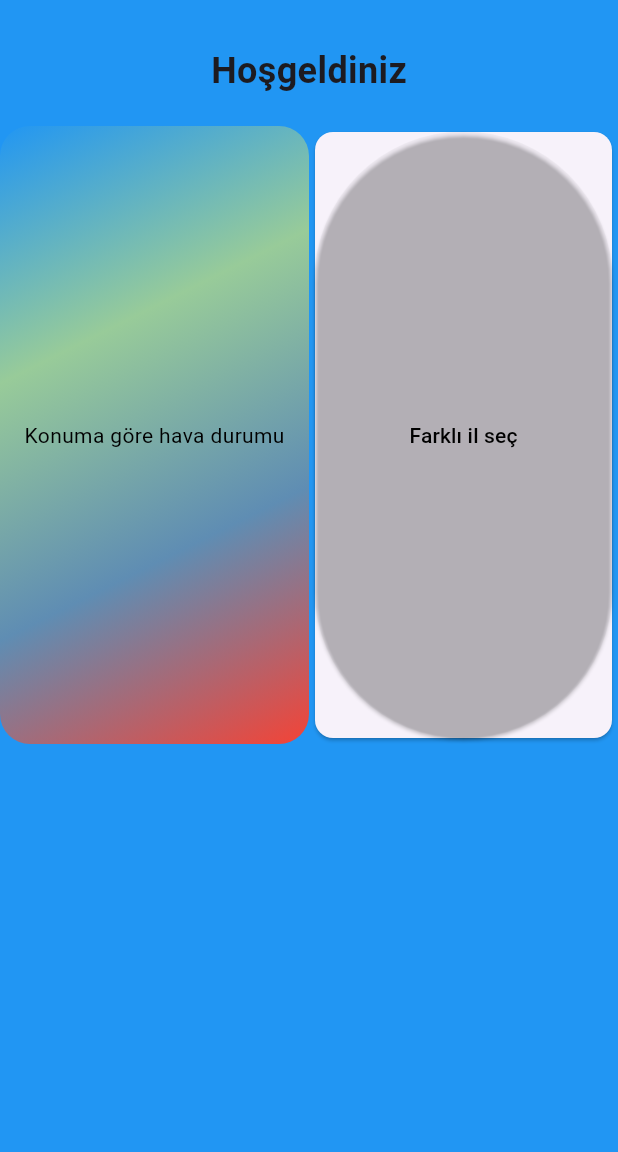
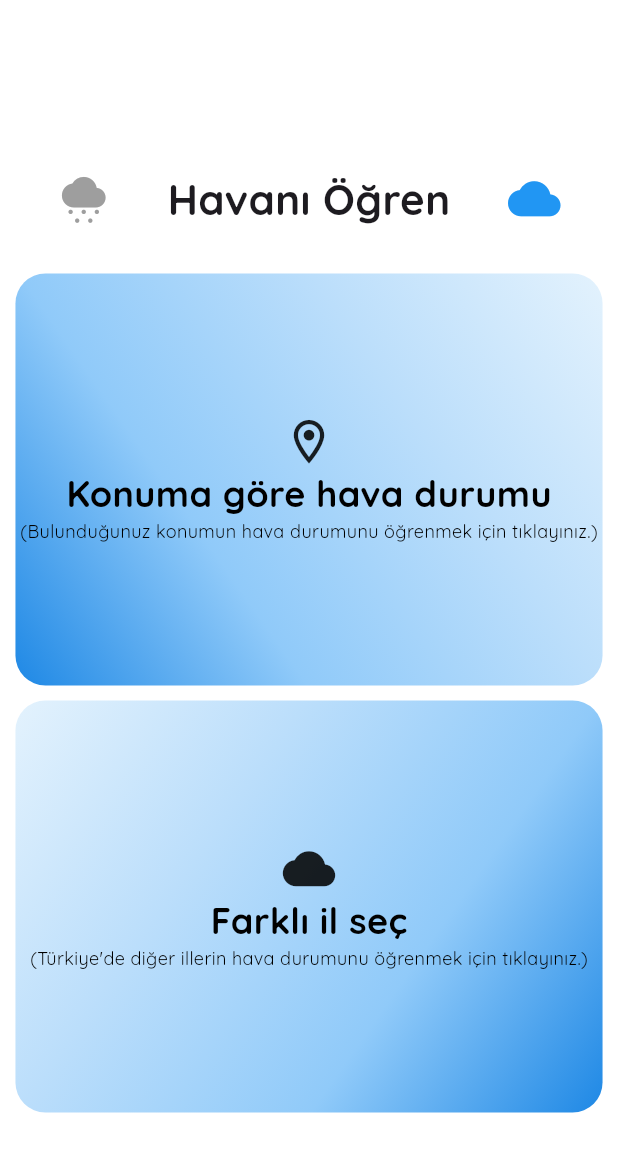
Before and after one commit to yusufgokhankuyu/Weather_App_Flutter, a Flutter app: the screen it shows after launch, on a phone screen of 412 x 824 dp. Shown: the top 1152 px of the screen. Run offline on Flutter 3.47's test engine with Material 3 defaults, Android fonts, the phone set to English and light mode, and no system bars; our stand-ins replace animated_splash_screen, geocoding, geolocator, google_fonts, lottie.

Commit message:
Location Screen redesigned

```diff
--- a/lib/main.dart
+++ b/lib/main.dart
@@ -1,5 +1,6 @@
 import 'package:animated_splash_screen/animated_splash_screen.dart';
 import 'package:flutter/material.dart';
+import 'package:google_fonts/google_fonts.dart';
 import 'package:lottie/lottie.dart';
 import 'package:weather_app/screens/location.dart';
 import 'package:weather_app/screens/welcome_page.dart';
@@ -41,13 +42,11 @@ class _MyHomePageState extends State<MyHomePage> {
             'assets/splashScreen.json',
             //'https://assets5.lottiefiles.com/packages/lf20_KMqzGr.json',
           ),
-          Text(
-            'Hava Nasıl',
-            style: TextStyle(fontSize: 50, color: Colors.black),
-          ),
+          Text('WhatTheWeather',
+              style: GoogleFonts.quicksand(fontSize: 50, color: Colors.black)),
           Text(
             'Hava Durumunu Öğren',
-            style: TextStyle(fontSize: 16, color: Colors.black),
+            style: GoogleFonts.quicksand(fontSize: 16, color: Colors.black),
           ),
         ],
       ),
--- a/lib/screens/location.dart
+++ b/lib/screens/location.dart
@@ -1,6 +1,7 @@
 import 'package:flutter/material.dart';
 import 'package:geocoding/geocoding.dart';
 import 'package:geolocator/geolocator.dart';
+import 'package:google_fonts/google_fonts.dart';
 import 'package:weather_app/constants/constants.dart';
 import 'package:weather_app/screens/home_screen.dart';
 import 'package:weather_app/screens/welcome_page.dart';
@@ -25,59 +26,126 @@ class _LocationPageState extends State<LocationPage> {
       // ),
       body: Container(
         width: MediaQuery.of(context).size.width,
-        color: Colors.blue,
+        color: Colors.white,
         child: Column(
-          mainAxisAlignment: MainAxisAlignment.start,
+          mainAxisAlignment: MainAxisAlignment.center,
           children: [
-            SizedBox(
+            const SizedBox(
               height: 30,
             ),
+            Row(
+              mainAxisAlignment: MainAxisAlignment.spaceEvenly,
+              children: [
+                const Icon(
+                  Icons.cloudy_snowing,
+                  color: Colors.grey,
+                  size: 35,
+                ),
                 Text(
-              "Hoşgeldiniz",
-              style: TextStyle(fontSize: 24, fontWeight: FontWeight.bold),
+                  "Havanı Öğren",
+                  style: GoogleFonts.quicksand(
+                      fontSize: 28, fontWeight: FontWeight.bold),
                 ),
-            SizedBox(height: 20),
-            Row(
+                const Icon(Icons.cloud, color: Colors.blue, size: 35),
+              ],
+            ),
+            const SizedBox(height: 30),
+            Column(
               children: [
-                Container(
+                InkWell(
+                  onTap: () {
+                    getLocation();
+                  },
+                  child: Container(
                     alignment: Alignment.center,
                     decoration: BoxDecoration(
                       borderRadius: BorderRadius.circular(20),
-                    gradient: const LinearGradient(
+                      gradient: LinearGradient(
                         colors: [
-                        Colors.blue,
-                        Color.fromARGB(255, 152, 203, 153),
-                        Color.fromARGB(255, 95, 141, 179),
-                        Colors.red
+                          Colors.blue.shade50,
+                          Colors.blue.shade100,
+                          Colors.blue.shade200,
+                          Colors.blue.shade600
+                        ], // Gradient renkleri
+                        begin: Alignment.topRight, // Başlangıç noktası
+                        end: Alignment.bottomLeft, // Bitiş noktası
+                      ),
+                    ),
+                    height: MediaQuery.of(context).size.height / 3,
+                    width: MediaQuery.of(context).size.width * 0.95,
+                    child: Column(
+                      mainAxisAlignment: MainAxisAlignment.center,
+                      children: [
+                        const Icon(
+                          Icons.location_on_outlined,
+                          size: 35,
+                        ),
+                        Text(
+                          "Konuma göre hava durumu",
+                          style: GoogleFonts.quicksand(
+                              color: Colors.black,
+                              fontSize: 24,
+                              fontWeight: FontWeight.bold),
+                        ),
+                        Text(
+                          "(Bulunduğunuz konumun hava durumunu öğrenmek için tıklayınız.)",
+                          style: GoogleFonts.quicksand(
+                            color: Colors.black,
+                            fontSize: 12,
+                          ),
+                        ),
+                      ],
+                    ),
+                  ),
+                ),
+                const SizedBox(
+                  height: 10,
+                ),
+                InkWell(
+                  onTap: () {
+                    Navigator.push(
+                      context,
+                      MaterialPageRoute(
+                          builder: (context) => const WelcomePage()),
+                    );
+                  },
+                  child: Container(
+                    alignment: Alignment.center,
+                    decoration: BoxDecoration(
+                      borderRadius: BorderRadius.circular(20),
+                      gradient: LinearGradient(
+                        colors: [
+                          Colors.blue.shade50,
+                          Colors.blue.shade100,
+                          Colors.blue.shade200,
+                          Colors.blue.shade600
                         ], // Gradient renkleri
                         begin: Alignment.topLeft, // Başlangıç noktası
                         end: Alignment.bottomRight, // Bitiş noktası
                       ),
                     ),
-                  height: MediaQuery.of(context).size.height / 2,
-                  width: MediaQuery.of(context).size.width / 2,
-                  child: const Text(
-                    "Konuma göre hava durumu",
-                    style: TextStyle(color: Colors.black),
+                    height: MediaQuery.of(context).size.height / 3,
+                    width: MediaQuery.of(context).size.width * 0.95,
+                    child: Column(
+                      mainAxisAlignment: MainAxisAlignment.center,
+                      children: [
+                        const Icon(
+                          Icons.cloud_sharp,
+                          size: 35,
+                        ),
+                        Text("Farklı il seç",
+                            style: GoogleFonts.quicksand(
+                                fontSize: 24,
+                                fontWeight: FontWeight.bold,
+                                color: Colors.black)),
+                        Text(
+                          "(Türkiye'de diğer illerin hava durumunu öğrenmek için tıklayınız.)",
+                          style: GoogleFonts.quicksand(
+                            color: Colors.black,
+                            fontSize: 12,
                           ),
                         ),
-                Container(
-                  height: MediaQuery.of(context).size.height / 2,
-                  width: MediaQuery.of(context).size.width / 2,
-                  child: Card(
-                    child: ElevatedButton(
-                      onPressed: () {
-                        // "Başka il seç" butonuna tıklandığında yapılacak işlemler
-                        Navigator.push(
-                          context,
-                          MaterialPageRoute(
-                              builder: (context) => WelcomePage()),
-                        );
-                      },
-                      child: Text("Farklı il seç",
-                          style: TextStyle(color: Colors.black)),
-                      style: ElevatedButton.styleFrom(
-                          backgroundColor: Colors.transparent),
+                      ],
                     ),
                   ),
                 ),
--- a/pubspec.yaml
+++ b/pubspec.yaml
@@ -40,6 +40,7 @@ dependencies:
   lottie: ^2.7.0
   geolocator: ^10.1.0
   geocoding: ^2.1.1
+  google_fonts: ^6.1.0
 
 dev_dependencies:
   flutter_test:
```
Also changed, not shown: pubspec.lock, 1 other file. Lines whose indentation alone changed are shown as unchanged.
